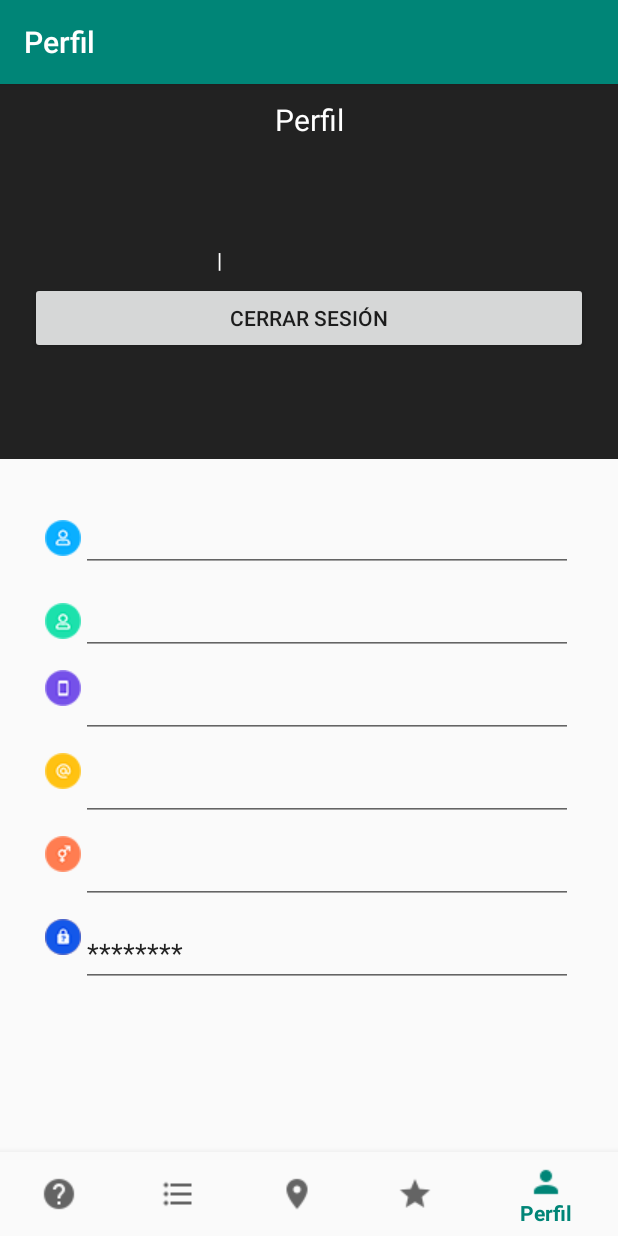
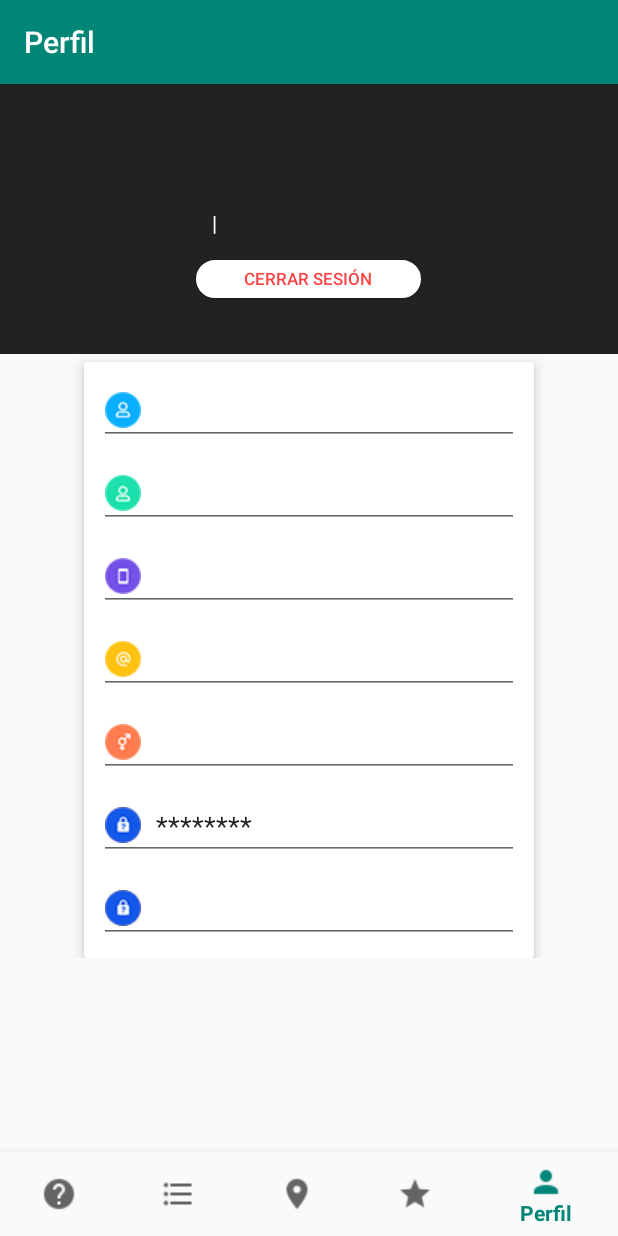
Before and after one commit to juliobadilloguzman/TaCu, an Android app: the PerfilFragment screen opened through its navigation route, on a phone screen of 412 x 824 dp. Run offline under Robolectric (Android 15) with nearby library versions, the phone set to English and light mode, and no system bars; our stand-ins replace Firebase (no records; nobody signed in at launch, a user with empty details on screens opened directly), navigation-ui; 1 statement that could not run was skipped.

Commit message:
Modificacion fragment perfil

```diff
--- a/app/src/main/java/mx/tec/tacu/ui/profile/PerfilFragment.kt
+++ b/app/src/main/java/mx/tec/tacu/ui/profile/PerfilFragment.kt
@@ -21,9 +21,6 @@ import mx.tec.tacu.LoginActivity
 
 import mx.tec.tacu.R
 import mx.tec.tacu.model.Persona
-
-
-
 
 class PerfilFragment : Fragment() {
 
@@ -125,8 +122,6 @@ class PerfilFragment : Fragment() {
 
         }
 
-
-
         return root
     }
 
--- a/app/src/main/res/layout/fragment_profile.xml
+++ b/app/src/main/res/layout/fragment_profile.xml
@@ -1,33 +1,25 @@
 <?xml version="1.0" encoding="utf-8"?>
 <LinearLayout xmlns:android="http://schemas.android.com/apk/res/android"
     xmlns:app="http://schemas.android.com/apk/res-auto"
-    android:orientation="vertical" android:layout_width="match_parent"
-    android:layout_height="match_parent">
+    xmlns:tools="http://schemas.android.com/tools"
+    android:orientation="vertical"
+    android:layout_width="match_parent"
+    android:layout_height="match_parent"
+    android:layout_marginBottom="?attr/actionBarSize">
 
     <LinearLayout
         android:layout_width="match_parent"
-        android:layout_height="250dp"
+        android:layout_height="180dp"
         android:background="#222222"
         android:orientation="vertical"
         >
-
-        <TextView
-            android:id="@+id/perfilTitle"
-            android:layout_width="match_parent"
-            android:layout_height="wrap_content"
-            android:gravity="center_horizontal"
-            android:paddingTop="10dp"
-            android:paddingBottom="20dp"
-            android:text="Perfil"
-            android:textColor="#FFFFFF"
-            android:textSize="20dp" />
 
         <LinearLayout
             android:layout_width="match_parent"
             android:layout_height="wrap_content"
             android:layout_gravity="center|center_vertical"
             android:orientation="vertical"
-            android:padding="20dp">
+            android:padding="10dp">
 
             <TextView
                 android:id="@+id/titulo_nombreMenu"
@@ -35,6 +27,9 @@
                 android:layout_height="wrap_content"
                 android:gravity="center_horizontal"
                 android:paddingBottom="5dp"
+                android:textSize="20sp"
+                android:textStyle="bold"
+                android:padding="20dp"
                 android:textColor="#FFFFFF" />
 
             <LinearLayout
@@ -48,6 +43,7 @@
                     android:layout_width="wrap_content"
                     android:layout_height="wrap_content"
                     android:layout_weight="1"
+                    android:gravity="center"
                     android:textColor="#FFFFFF" />
 
                 <TextView
@@ -55,7 +51,7 @@
                     android:layout_width="wrap_content"
                     android:layout_height="wrap_content"
                     android:layout_weight="1"
-                    android:text="|"
+                    android:text="@string/profileOr"
                     android:textColor="#FFFFFF" />
 
                 <TextView
@@ -68,18 +64,38 @@
 
             <Button
                 android:id="@+id/btnCerrarSesion"
-                android:layout_width="match_parent"
-                android:layout_height="wrap_content"
-                android:text="Cerrar Sesión" />
+                android:layout_width="150dp"
+                android:layout_height="25dp"
+                android:layout_gravity="center"
+                android:layout_marginTop="10dp"
+                android:layout_marginBottom="15dp"
+                android:background="@drawable/background_button"
+                android:backgroundTint="@color/colorWhite"
+                android:gravity="center"
+                android:textSize="11sp"
+                android:textColor="@color/colorRed"
+                android:textAllCaps="true"
+                android:text="@string/profileLogOff" />
 
         </LinearLayout>
     </LinearLayout>
 
+    <ScrollView
+        android:layout_width="match_parent"
+        android:layout_height="wrap_content">
+
+        <androidx.cardview.widget.CardView
+            android:layout_width="300dp"
+            android:layout_height="wrap_content"
+            android:layout_marginTop="5dp"
+            android:layout_gravity="center_horizontal"
+            app:cardElevation="5sp">
+
                 <LinearLayout
                     android:layout_width="match_parent"
-        android:layout_height="match_parent"
+                    android:layout_height="wrap_content"
                     android:orientation="vertical"
-        android:padding="30dp">
+                    android:padding="10dp">
 
                     <!-- Nombre -->
 
@@ -94,20 +110,14 @@
                             android:layout_height="match_parent"
                             android:orientation="horizontal">
 
-                <ImageView
-                    android:id="@+id/nombre-image"
-                    android:layout_width="wrap_content"
-                    android:layout_height="wrap_content"
-                    android:layout_gravity="center"
-                    android:layout_weight="0"
-                    app:srcCompat="@drawable/profile24" />
-
                             <EditText
                                 android:id="@+id/nombreMenu"
                                 android:layout_width="match_parent"
                                 android:layout_height="wrap_content"
                                 android:layout_weight="0"
                                 android:ems="10"
+                                android:drawableStart="@drawable/profile24"
+                                android:drawablePadding="10dp"
                                 android:inputType="textPersonName" />
                         </LinearLayout>
 
@@ -127,20 +137,14 @@
                             android:layout_height="match_parent"
                             android:orientation="horizontal">
 
-                <ImageView
-                    android:id="@+id/apellido-image"
-                    android:layout_width="wrap_content"
-                    android:layout_height="wrap_content"
-                    android:layout_gravity="center"
-                    android:layout_weight="0"
-                    app:srcCompat="@drawable/apellido242" />
-
                             <EditText
                                 android:id="@+id/apellidoMenu"
                                 android:layout_width="match_parent"
                                 android:layout_height="wrap_content"
                                 android:layout_weight="0"
                                 android:ems="10"
+                                android:drawableStart="@drawable/apellido242"
+                                android:drawablePadding="10dp"
                                 android:inputType="textPersonName" />
 
                         </LinearLayout>
@@ -160,18 +164,14 @@
                             android:layout_height="match_parent"
                             android:orientation="horizontal">
 
-                <ImageView
-                    android:layout_width="wrap_content"
-                    android:layout_height="wrap_content"
-                    android:layout_weight="0"
-                    app:srcCompat="@drawable/phone24" />
-
                             <EditText
                                 android:id="@+id/telefonoMenu"
                                 android:layout_width="match_parent"
                                 android:layout_height="wrap_content"
                                 android:layout_weight="0"
                                 android:ems="10"
+                                android:drawableStart="@drawable/phone24"
+                                android:drawablePadding="10dp"
                                 android:inputType="textPersonName" />
 
                         </LinearLayout>
@@ -191,18 +191,14 @@
                             android:layout_height="match_parent"
                             android:orientation="horizontal">
 
-                <ImageView
-                    android:layout_width="wrap_content"
-                    android:layout_height="wrap_content"
-                    android:layout_weight="0"
-                    app:srcCompat="@drawable/email24" />
-
                             <EditText
                                 android:id="@+id/correoMenu"
                                 android:layout_width="match_parent"
                                 android:layout_height="wrap_content"
                                 android:layout_weight="0"
                                 android:ems="10"
+                                android:drawableStart="@drawable/email24"
+                                android:drawablePadding="10dp"
                                 android:inputType="textPersonName" />
 
                         </LinearLayout>
@@ -222,18 +218,14 @@
                             android:layout_height="match_parent"
                             android:orientation="horizontal">
 
-                <ImageView
-                    android:layout_width="wrap_content"
-                    android:layout_height="wrap_content"
-                    android:layout_weight="0"
-                    app:srcCompat="@drawable/gender24" />
-
                             <EditText
                                 android:id="@+id/generoMenu"
                                 android:layout_width="match_parent"
                                 android:layout_height="wrap_content"
                                 android:layout_weight="0"
                                 android:ems="10"
+                                android:drawableStart="@drawable/gender24"
+                                android:drawablePadding="10dp"
                                 android:inputType="textPersonName" />
 
                         </LinearLayout>
@@ -254,26 +246,51 @@
                             android:layout_height="match_parent"
                             android:orientation="horizontal">
 
-                <ImageView
-                    android:layout_width="wrap_content"
-                    android:layout_height="wrap_content"
-                    android:layout_weight="0"
-                    app:srcCompat="@drawable/pass24" />
-
                             <EditText
                                 android:id="@+id/passwordMenu"
                                 android:layout_width="match_parent"
                                 android:layout_height="wrap_content"
                                 android:layout_weight="0"
                                 android:ems="10"
+                                android:drawableStart="@drawable/pass24"
+                                android:drawablePadding="10dp"
                                 android:inputType="textPersonName"
-                    android:text="*******" />
+                                android:hint="***********" />
 
                         </LinearLayout>
 
                     </LinearLayout>
 
+                    <!-- Questions -->
+                    <LinearLayout
+                        android:layout_width="match_parent"
+                        android:layout_height="wrap_content"
+                        android:layout_marginTop="10dp"
+                        android:orientation="horizontal">
+
+
+                        <LinearLayout
+                            android:layout_width="match_parent"
+                            android:layout_height="match_parent"
+                            android:orientation="horizontal">
+
+                            <EditText
+                                android:id="@+id/questionsMenu"
+                                android:layout_width="match_parent"
+                                android:layout_height="wrap_content"
+                                android:layout_weight="0"
+                                android:ems="10"
+                                android:drawableStart="@drawable/pass24"
+                                android:drawablePadding="10dp"
+                                android:inputType="textPersonName" />
+
+                        </LinearLayout>
+
+                    </LinearLayout>
+
+                </LinearLayout>
+        </androidx.cardview.widget.CardView>
+    </ScrollView>
 
 
 </LinearLayout>
-</LinearLayout>
--- a/app/src/main/res/values/strings.xml
+++ b/app/src/main/res/values/strings.xml
@@ -10,9 +10,9 @@
     <string name="title_ranking">Ranking</string>
 
     <!--
-
+    *********************************************************************************************************************************************
     LOGIN
-
+    *********************************************************************************************************************************************
     -->
 
     <!--  TEXTOS  -->
@@ -28,9 +28,9 @@
     <string name="message_create_account">Crea una</string>
 
     <!--
-
+    *********************************************************************************************************************************************
     REGISTRO
-
+    *********************************************************************************************************************************************
     -->
 
     <!--  TEXTOS  -->
@@ -54,9 +54,9 @@
     <string name="registerText">Registrarme</string>
 
     <!--
-
+    *********************************************************************************************************************************************
     HOME_LOCATION
-
+    *********************************************************************************************************************************************
     -->
     <!--  TEXTOS  -->
     <string name="home_welcome">¡Hola, Bienvenido!</string>
@@ -66,9 +66,9 @@
     <string name="homeText">Empezar a evaluar</string>
 
     <!--
-
+    *********************************************************************************************************************************************
     RECOVER_PASSWORD
-
+    *********************************************************************************************************************************************
     -->
 
     <!--  TEXTOS  -->
@@ -79,4 +79,16 @@
     <!--  TEXTOS  BOTONES -->
     <string name="recoverText">Enviar correo</string>
 
+    <!--
+    *********************************************************************************************************************************************
+    PROFILE
+    *********************************************************************************************************************************************
+    -->
+
+    <!--  TEXTOS  -->
+    <string name="profileOr">|</string>
+
+    <!--  TEXTOS  BOTONES -->
+    <string name="profileLogOff">Cerrar sesión</string>
+
 </resources>
--- a/app/src/main/res/values/styles.xml
+++ b/app/src/main/res/values/styles.xml
@@ -12,6 +12,7 @@
     <style name="AppTheme.NoActionBar">
         <item name="windowActionBar">false</item>
         <item name="windowNoTitle">true</item>
+
     </style>
 
 
```
Lines whose indentation alone changed are shown as unchanged.
